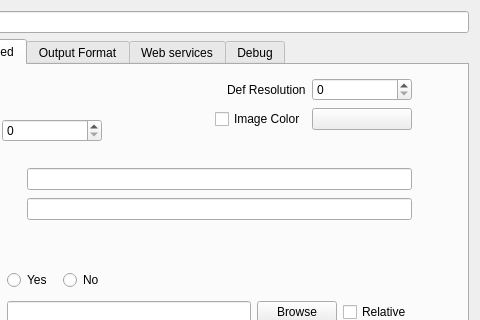
This is mapsettings.ui in QMapfileEditor/QMapfileEditor as Qt 5 draws it before an edit; both pictures show x 162 to 642 and y 0 to 320 of the 642 by 500 pixel window. The edited form follows.
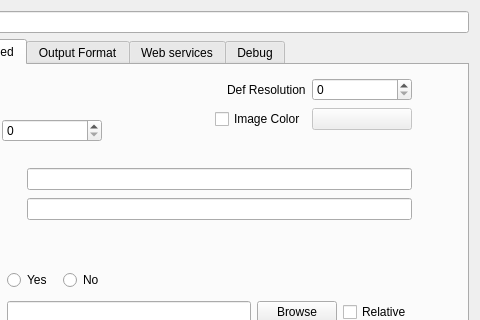
This is the edited form. The open tabs and pages were chosen to show the change. Icons and pictures are not drawn.

Commit message: Disable color box by default. Should be enabled when imagecolor is enabled (ie in mapfile or in ui with the checkbox imagecolor)

What changed in the file:
```diff
--- a/mapsettings.ui
+++ b/mapsettings.ui
@@ -866,6 +866,9 @@
         </item>
         <item>
          <widget class="QPushButton" name="mf_map_imagecolor">
+          <property name="enabled">
+           <bool>false</bool>
+          </property>
           <property name="minimumSize">
            <size>
             <width>100</width>
```
